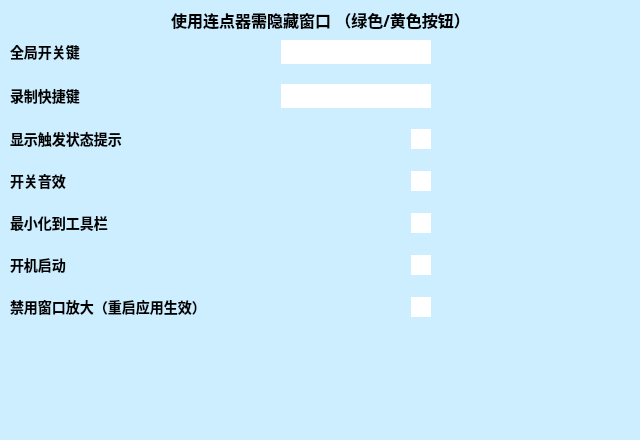
Old version of the form .ui/SettingsUi.ui in the repository hongliangdu/Quickinput.
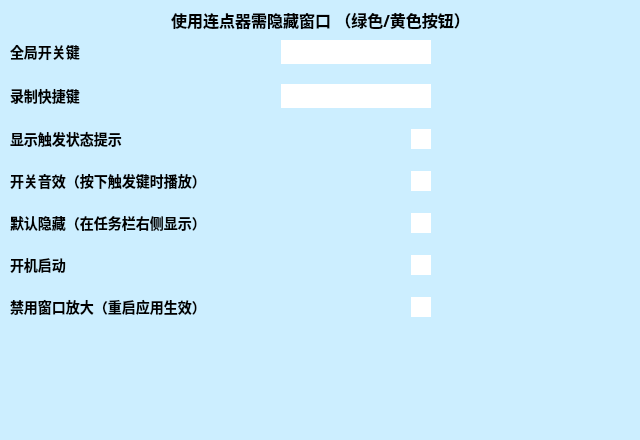
New version of the form. Custom widgets are drawn as their Qt base class.

Diff of the .ui file:
```diff
--- a/.ui/SettingsUi.ui
+++ b/.ui/SettingsUi.ui
@@ -282,7 +282,7 @@
          <string notr="true">font-family:&quot;Microsoft YaHei&quot;;font-size:14px;</string>
         </property>
         <property name="text">
-         <string>开关音效</string>
+         <string>开关音效（按下触发键时播放）</string>
         </property>
        </widget>
       </item>
@@ -355,7 +355,7 @@
          <string notr="true">font-family:&quot;Microsoft YaHei&quot;;font-size:14px;</string>
         </property>
         <property name="text">
-         <string>最小化到工具栏</string>
+         <string>默认隐藏（在任务栏右侧显示）</string>
         </property>
        </widget>
       </item>
```
